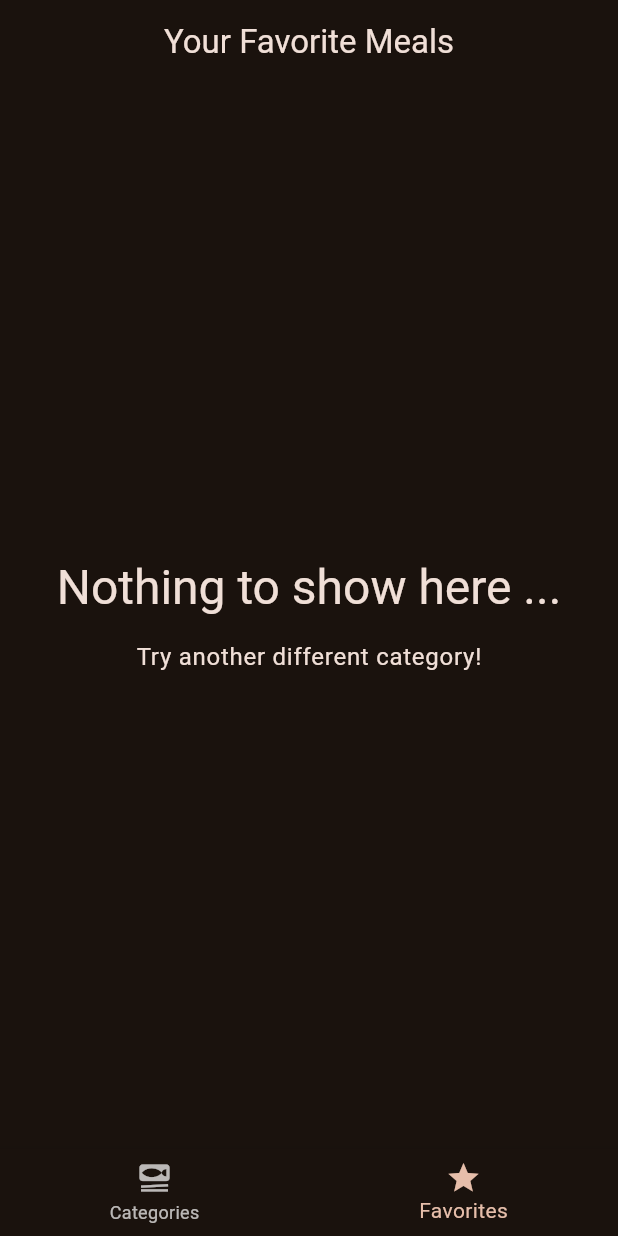
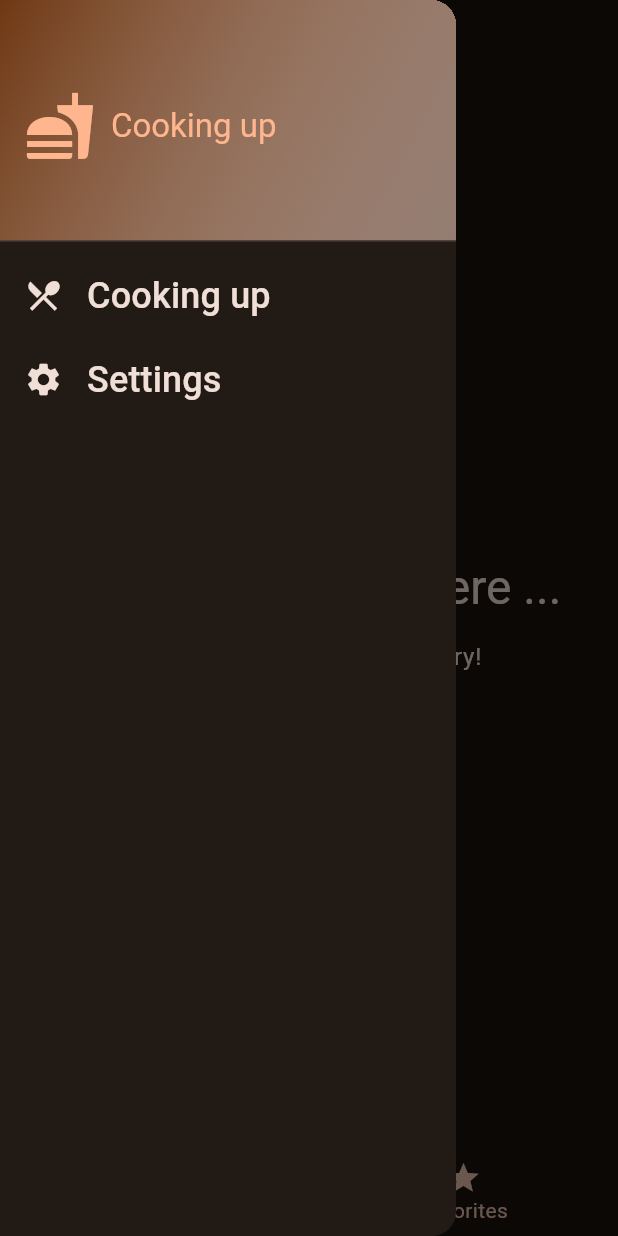
Before and after one commit to ChocolateXmas/Calorio, a Flutter app: the screen it shows after launch, item 2 of the bottom bar chosen, with the side drawer open (before the commit the screen has no drawer), on a phone screen of 412 x 824 dp. Run offline on Flutter 3.47's test engine with Material 3 defaults, Android fonts, the phone set to English and light mode, and no system bars; our stand-ins replace transparent_image.

Commit message:
feat(`TabsScreen`): added a side drawer menu
- feat(`MainDrawer`): new drawer widget, added under widgets/drawer/

```diff
--- a/lib/screens/tabs.dart
+++ b/lib/screens/tabs.dart
@@ -2,6 +2,7 @@
 import 'package:calorio/screens/categories.dart';
 import 'package:calorio/screens/meals.dart';
 import 'package:calorio/models/meal.dart';
+import 'package:calorio/widgets/drawer/main_drawer.dart';
 
 class TabsScreen extends StatefulWidget {
   const TabsScreen({super.key});
@@ -59,6 +60,7 @@
         title: Text(activePageTitle),
         centerTitle: true,
       ),
+      drawer: const MainDrawer(),
       body: selectedPage,
       bottomNavigationBar: BottomNavigationBar(
         onTap: _selectPage,
--- /dev/null
+++ b/lib/widgets/drawer/main_drawer.dart
@@ -0,0 +1,75 @@
+import 'package:flutter/material.dart';
+
+class MainDrawer extends StatelessWidget {
+  const MainDrawer({super.key});
+
+  @override
+  Widget build(BuildContext context) {
+    return Drawer(
+      child: Column(
+        children: [
+          DrawerHeader(
+            decoration: BoxDecoration(
+              gradient: LinearGradient(
+                colors: [
+                  Theme.of(context).colorScheme.primaryContainer,
+                  Theme.of(
+                    context,
+                  ).colorScheme.onPrimaryContainer.withAlpha(130),
+                ],
+                begin: Alignment.topLeft,
+                end: Alignment.bottomRight,
+              ),
+            ),
+            child: Row(
+              children: [
+                Icon(
+                  Icons.fastfood,
+                  size: 48,
+                  color: Theme.of(context).colorScheme.primary,
+                ),
+                const SizedBox(width: 10),
+                Text(
+                  'Cooking up',
+                  style: Theme.of(context).textTheme.titleLarge!.copyWith(
+                    color: Theme.of(context).colorScheme.primary,
+                  ),
+                ),
+              ],
+            ),
+          ),
+          ListTile(
+            leading: Icon(
+              Icons.local_restaurant,
+              size: 26,
+              color: Theme.of(context).colorScheme.onSurface,
+            ),
+            title: Text(
+              'Cooking up',
+              style: Theme.of(context).textTheme.titleSmall!.copyWith(
+                color: Theme.of(context).colorScheme.onSurface,
+                fontSize: 24,
+              ),
+            ),
+            onTap: () {},
+          ),
+          ListTile(
+            leading: Icon(
+              Icons.settings,
+              size: 26,
+              color: Theme.of(context).colorScheme.onSurface,
+            ),
+            title: Text(
+              'Settings',
+              style: Theme.of(context).textTheme.titleSmall!.copyWith(
+                color: Theme.of(context).colorScheme.onSurface,
+                fontSize: 24,
+              ),
+            ),
+            onTap: () {},
+          ),
+        ],
+      ),
+    );
+  }
+}
```
